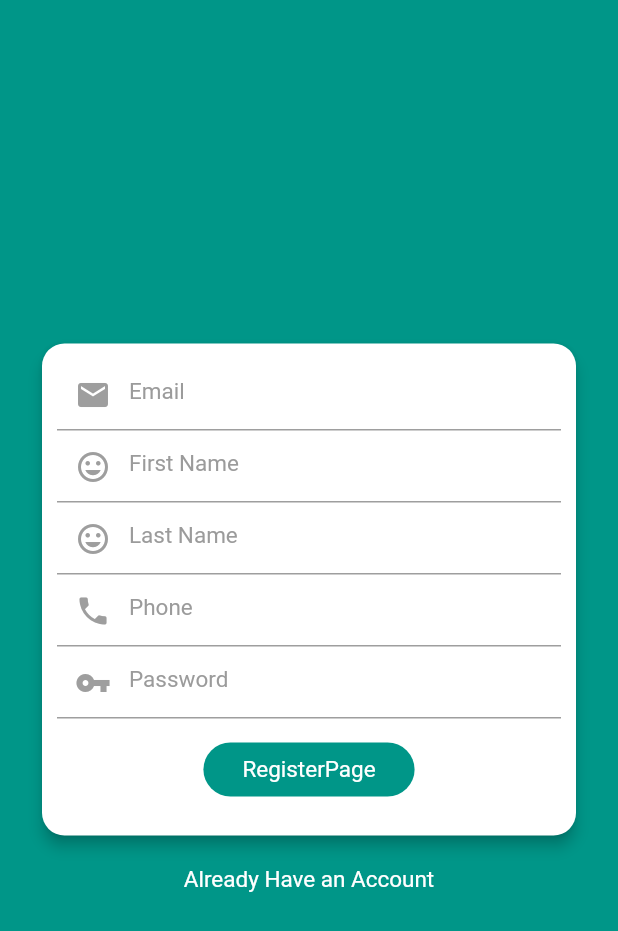
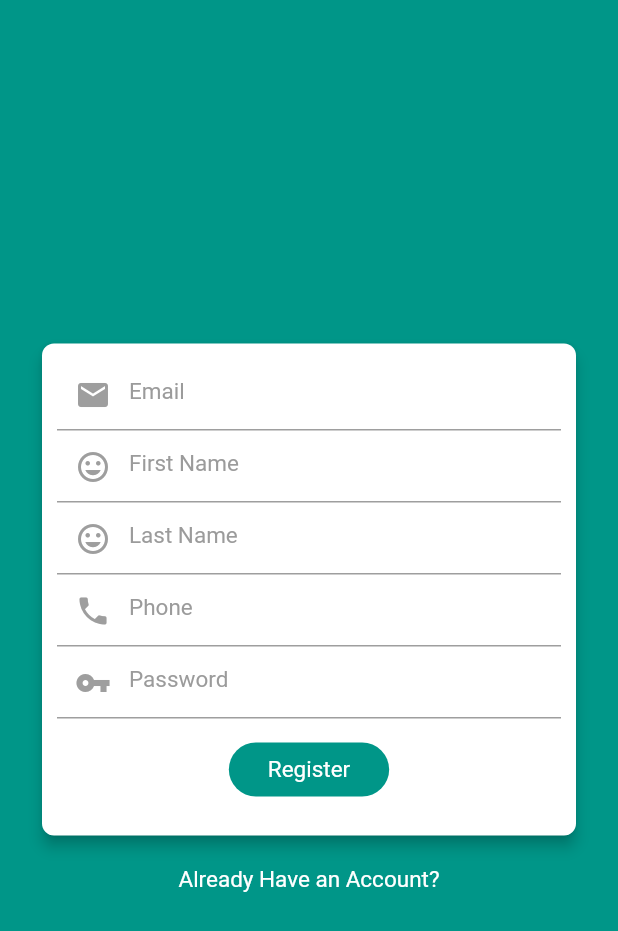
Before and after one commit to mkawa125/salesApp, a Flutter app: the screen it shows after launch, after a tap on "Create new Account", on a phone screen of 412 x 824 dp. Shown: the top 931 px of the screen. Run offline on Flutter 3.47's test engine with Material 2 defaults, Android fonts, the phone set to English and light mode, and no system bars; our stand-ins replace shared_preferences.

```diff
--- a/lib/AuthPages/login.dart
+++ b/lib/AuthPages/login.dart
@@ -5,9 +5,6 @@ import 'package:simusolarApp/AuthPages/register.dart';
 import 'package:shared_preferences/shared_preferences.dart';
 import 'package:simusolarApp/HomePages/home.dart';
 import 'package:simusolarApp/Controllers/api.dart';
-
-
-
 import 'dart:convert';
 
 class LoginPage extends StatefulWidget {
@@ -53,7 +50,7 @@ class _LoginPageState extends State<LoginPage> {
                       color: Colors.white,
                       margin: EdgeInsets.only(left: 20, right: 20),
                       shape: RoundedRectangleBorder(
-                          borderRadius: BorderRadius.circular(15)),
+                          borderRadius: BorderRadius.circular(8)),
                       child: Padding(
                         padding: const EdgeInsets.all(10.0),
                         child: Form(
--- a/lib/AuthPages/register.dart
+++ b/lib/AuthPages/register.dart
@@ -39,7 +39,7 @@ class _RegisterPageState extends State<RegisterPage> {
                       color: Colors.white,
                       margin: EdgeInsets.only(left: 20, right: 20),
                       shape: RoundedRectangleBorder(
-                          borderRadius: BorderRadius.circular(15)),
+                          borderRadius: BorderRadius.circular(8)),
                       child: Padding(
                         padding: const EdgeInsets.all(10.0),
                         child: Form(
@@ -171,7 +171,7 @@ class _RegisterPageState extends State<RegisterPage> {
                                     padding: EdgeInsets.only(
                                         top: 8, bottom: 8, left: 10, right: 10),
                                     child: Text(
-                                      _isLoading? 'Proccessing...' : 'RegisterPage',
+                                      _isLoading? 'Processing...' : 'Register',
                                       textDirection: TextDirection.ltr,
                                       style: TextStyle(
                                         color: Colors.white,
@@ -209,7 +209,7 @@ class _RegisterPageState extends State<RegisterPage> {
                                   builder: (context) => LoginPage()));
                         },
                         child: Text(
-                          'Already Have an Account',
+                          'Already Have an Account?',
                           style: TextStyle(
                             color: Colors.white,
                             fontSize: 15.0,
--- a/lib/main.dart
+++ b/lib/main.dart
@@ -1,19 +1,12 @@
+import 'dart:math';
+
 import "package:flutter/material.dart";
-import 'package:simusolarApp/HomePages/trips.dart';
-import "package:simusolarApp/HomePages/placeholder_widget.dart";
-import 'package:simusolarApp/HomePages/nav_drawer.dart';
-import 'package:simusolarApp/HomePages/stock_on_hand.dart';
-import 'package:simusolarApp/HomePages/tickets.dart';
 import 'package:simusolarApp/HomePages/home.dart';
-import 'package:simusolarApp/HomePages/evaluation.dart';
-import 'package:simusolarApp/HomePages/profile_page.dart';
 import 'package:shared_preferences/shared_preferences.dart';
+import 'dart:developer';
 
 /** import new pages */
-import 'package:simusolarApp/AuthPages/adddata.dart';
-import 'package:simusolarApp/AuthPages/dashboard.dart';
 import 'package:simusolarApp/AuthPages/login.dart';
-import 'package:simusolarApp/AuthPages/register.dart';
 
 void main() {
   runApp(MyApp());
@@ -58,7 +51,8 @@ class _CheckAuthState extends State<CheckAuth> {
   void _checkIfLoggedIn() async{
     SharedPreferences localStorage = await SharedPreferences.getInstance();
     var token = localStorage.getString('token');
-    if(token != null){
+    debugPrint('Token: $token');
+    if(token != null && token != '0'){
       setState(() {
         isAuth = true;
       });
@@ -69,6 +63,7 @@ class _CheckAuthState extends State<CheckAuth> {
     Widget child;
     if (isAuth) {
       child = Home();
+      debugPrint('Auth State: $isAuth');
     } else {
       child = LoginPage();
     }
```
